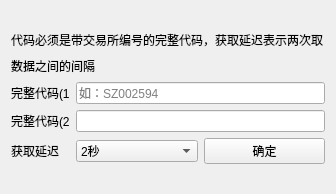
Before: the Qt Designer form uis/rc_setting/base/base.ui in YQBaobao/RollerCoaster, drawn with Qt 5.
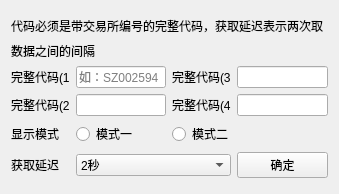
After: the same form once the commit is applied.

Commit message: FIX:新增2只票

Diff of the .ui file:
```diff
--- a/uis/rc_setting/base/base.ui
+++ b/uis/rc_setting/base/base.ui
@@ -14,73 +14,7 @@
    <string>Form</string>
   </property>
   <layout class="QGridLayout" name="gridLayout">
-   <item row="4" column="1" colspan="2">
-    <widget class="QLineEdit" name="lineEdit">
-     <property name="placeholderText">
-      <string>如：SZ002594</string>
-     </property>
-    </widget>
-   </item>
-   <item row="1" column="0" colspan="3">
-    <widget class="QLabel" name="label_4">
-     <property name="minimumSize">
-      <size>
-       <width>0</width>
-       <height>20</height>
-      </size>
-     </property>
-     <property name="text">
-      <string>代码必须是带交易所编号的完整代码，获取延迟表示两次取</string>
-     </property>
-    </widget>
-   </item>
-   <item row="7" column="0" colspan="3">
-    <spacer name="verticalSpacer_2">
-     <property name="orientation">
-      <enum>Qt::Vertical</enum>
-     </property>
-     <property name="sizeHint" stdset="0">
-      <size>
-       <width>20</width>
-       <height>40</height>
-      </size>
-     </property>
-    </spacer>
-   </item>
-   <item row="2" column="0" colspan="3">
-    <widget class="QLabel" name="label_3">
-     <property name="minimumSize">
-      <size>
-       <width>0</width>
-       <height>20</height>
-      </size>
-     </property>
-     <property name="text">
-      <string>数据之间的间隔</string>
-     </property>
-    </widget>
-   </item>
-   <item row="6" column="0">
-    <widget class="QLabel" name="label_2">
-     <property name="text">
-      <string>获取延迟</string>
-     </property>
-    </widget>
-   </item>
-   <item row="4" column="0">
-    <widget class="QLabel" name="label">
-     <property name="sizePolicy">
-      <sizepolicy hsizetype="Fixed" vsizetype="Preferred">
-       <horstretch>0</horstretch>
-       <verstretch>0</verstretch>
-      </sizepolicy>
-     </property>
-     <property name="text">
-      <string>完整代码(1</string>
-     </property>
-    </widget>
-   </item>
-   <item row="6" column="1">
+   <item row="7" column="2" colspan="2">
     <widget class="QComboBox" name="comboBox">
      <property name="currentIndex">
       <number>0</number>
@@ -107,7 +41,98 @@
      </item>
     </widget>
    </item>
-   <item row="6" column="2">
+   <item row="7" column="0">
+    <widget class="QLabel" name="label_2">
+     <property name="sizePolicy">
+      <sizepolicy hsizetype="Fixed" vsizetype="Preferred">
+       <horstretch>0</horstretch>
+       <verstretch>0</verstretch>
+      </sizepolicy>
+     </property>
+     <property name="text">
+      <string>获取延迟</string>
+     </property>
+    </widget>
+   </item>
+   <item row="3" column="4">
+    <widget class="QLineEdit" name="lineEdit_3"/>
+   </item>
+   <item row="5" column="0">
+    <widget class="QLabel" name="label_8">
+     <property name="text">
+      <string>显示模式</string>
+     </property>
+    </widget>
+   </item>
+   <item row="4" column="2">
+    <widget class="QLineEdit" name="lineEdit_2"/>
+   </item>
+   <item row="3" column="3">
+    <widget class="QLabel" name="label_6">
+     <property name="text">
+      <string>完整代码(3</string>
+     </property>
+    </widget>
+   </item>
+   <item row="1" column="0" colspan="5">
+    <widget class="QLabel" name="label_4">
+     <property name="minimumSize">
+      <size>
+       <width>0</width>
+       <height>20</height>
+      </size>
+     </property>
+     <property name="text">
+      <string>代码必须是带交易所编号的完整代码，获取延迟表示两次取</string>
+     </property>
+    </widget>
+   </item>
+   <item row="5" column="2">
+    <widget class="QRadioButton" name="radioButton">
+     <property name="text">
+      <string>模式一</string>
+     </property>
+    </widget>
+   </item>
+   <item row="4" column="3">
+    <widget class="QLabel" name="label_7">
+     <property name="text">
+      <string>完整代码(4</string>
+     </property>
+    </widget>
+   </item>
+   <item row="4" column="4">
+    <widget class="QLineEdit" name="lineEdit_4"/>
+   </item>
+   <item row="4" column="0" colspan="2">
+    <widget class="QLabel" name="label_5">
+     <property name="text">
+      <string>完整代码(2</string>
+     </property>
+    </widget>
+   </item>
+   <item row="3" column="2">
+    <widget class="QLineEdit" name="lineEdit">
+     <property name="placeholderText">
+      <string>如：SZ002594</string>
+     </property>
+    </widget>
+   </item>
+   <item row="5" column="3" colspan="2">
+    <widget class="QRadioButton" name="radioButton_2">
+     <property name="text">
+      <string>模式二</string>
+     </property>
+    </widget>
+   </item>
+   <item row="3" column="0" colspan="2">
+    <widget class="QLabel" name="label">
+     <property name="text">
+      <string>完整代码(1</string>
+     </property>
+    </widget>
+   </item>
+   <item row="7" column="4">
     <widget class="QPushButton" name="pushButton_accepted">
      <property name="sizePolicy">
       <sizepolicy hsizetype="Minimum" vsizetype="Minimum">
@@ -120,7 +145,20 @@
      </property>
     </widget>
    </item>
-   <item row="0" column="0" colspan="3">
+   <item row="0" column="0" colspan="5">
+    <spacer name="verticalSpacer_2">
+     <property name="orientation">
+      <enum>Qt::Vertical</enum>
+     </property>
+     <property name="sizeHint" stdset="0">
+      <size>
+       <width>20</width>
+       <height>40</height>
+      </size>
+     </property>
+    </spacer>
+   </item>
+   <item row="8" column="0" colspan="5">
     <spacer name="verticalSpacer">
      <property name="orientation">
       <enum>Qt::Vertical</enum>
@@ -133,16 +171,13 @@
      </property>
     </spacer>
    </item>
-   <item row="5" column="0">
-    <widget class="QLabel" name="label_5">
+   <item row="2" column="0" colspan="5">
+    <widget class="QLabel" name="label_3">
      <property name="text">
-      <string>完整代码(2</string>
+      <string>数据之间的间隔</string>
      </property>
     </widget>
    </item>
-   <item row="5" column="1" colspan="2">
-    <widget class="QLineEdit" name="lineEdit_2"/>
-   </item>
   </layout>
  </widget>
  <resources/>
```
Left out of the diff: 4 changed lines with no effect on the pictures. The commit also changes 2 other files.
